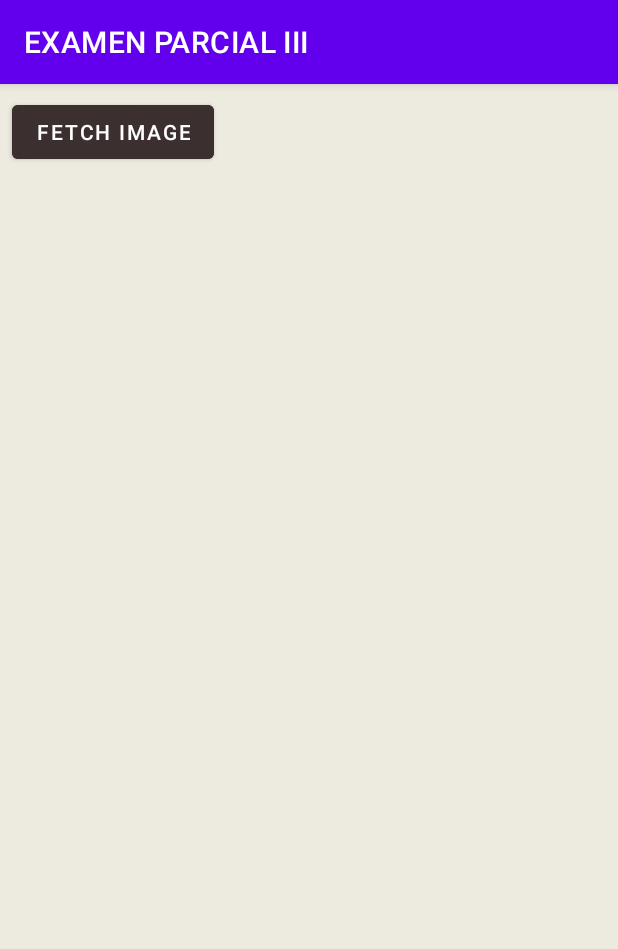
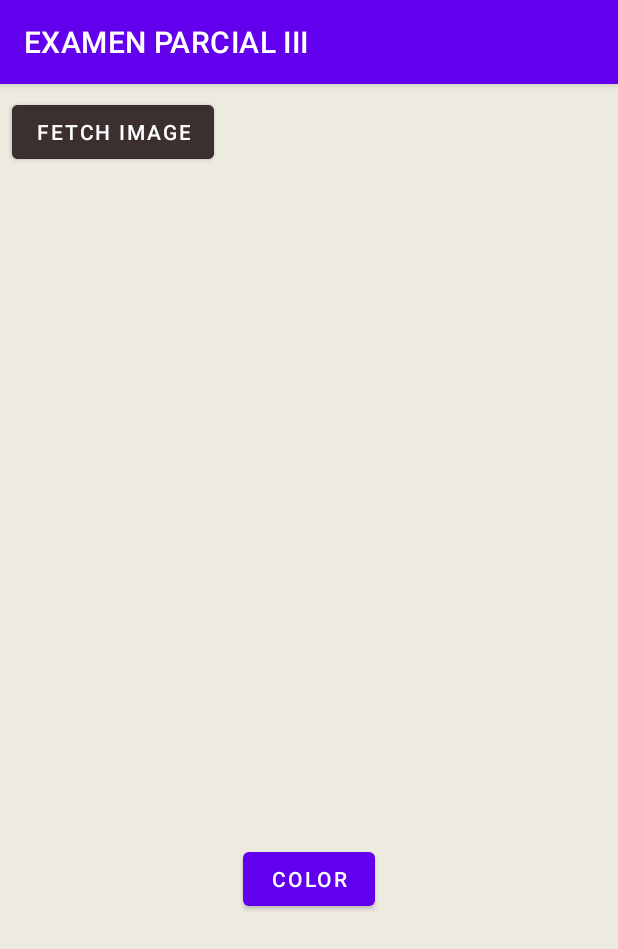
Before and after one commit to Asura675/EXAMEN_PARCIAL_III, an Android app: the screen it shows after launch (MainActivity), on a phone screen of 412 x 824 dp. Shown: the top 949 px of the screen. Run offline under Robolectric (Android 15) with nearby library versions, the light colour scheme and no system bars; our stand-ins replace Volley.

Commit message:
barra de progreso y boton de cambio de color

```diff
--- a/app/src/main/java/com/example/examenparcialiii/MainActivity.java
+++ b/app/src/main/java/com/example/examenparcialiii/MainActivity.java
@@ -1,6 +1,7 @@
 package com.example.examenparcialiii;
 
 import android.graphics.Bitmap;
+import android.os.AsyncTask;
 import android.os.Bundle;
 import android.text.method.ScrollingMovementMethod;
 import android.view.View;
@@ -8,49 +9,63 @@ import android.widget.Button;
 import android.widget.ImageView;
 import android.widget.ProgressBar;
 import android.widget.TextView;
+import android.widget.Toast;
 
 import androidx.appcompat.app.AppCompatActivity;
 
-import com.android.volley.Request;
 import com.android.volley.Response;
 import com.android.volley.VolleyError;
 import com.android.volley.toolbox.ImageRequest;
 
 public class MainActivity extends AppCompatActivity {
+    private TextView textView;
+    private ImageView imageView;
+    private ProgressBar progressBar;
+    private Button colorbutton;
+
+    private boolean isImageLoaded = false;
+
     @Override
     protected void onCreate(Bundle savedInstanceState) {
         super.onCreate(savedInstanceState);
         setContentView(R.layout.activity_main);
 
         // Hacer el contenido de TextView desplazable
-        TextView textView = findViewById(R.id.textView);
+        textView = findViewById(R.id.textView);
         textView.setMovementMethod(new ScrollingMovementMethod());
 
-        // URL para descargar la imagen
-        final String imageUrl = "https://images.pexels.com/photos/1085551/" +
-                "pexels-photo-1085551.jpeg?" +
-                "auto=compress&cs=tinysrgb&dpr=2&h=750&w=1260";
-
-        // Referencias a las vistas
-        final ImageView imageView = findViewById(R.id.imageView);
-        final ProgressBar progressBar = findViewById(R.id.progressBar);
+        imageView = findViewById(R.id.imageView);
+        progressBar = findViewById(R.id.progressBar);
 
         // Configurar OnClickListener para el botón
         Button button = findViewById(R.id.button);
         button.setOnClickListener(new View.OnClickListener() {
             @Override
             public void onClick(View view) {
+                // Verificar si ya hay una imagen cargada
+                if (isImageLoaded) {
+                    // Borrar la imagen si ya está cargada
+                    imageView.setImageBitmap(null);
+                    textView.setText("");
+                    progressBar.setVisibility(View.INVISIBLE);
+                    isImageLoaded = false;
+                } else {
+                    // Si no hay imagen cargada, realizar la descarga
+                    final String imageUrl = "https://assets.change.org/photos/0/py/pc/rVpYpCvUfXNsJbp-1600x900-noPad.jpg?1631739802";
+
+                    // Mostrar la barra de progreso al iniciar la descarga
                     progressBar.setVisibility(View.VISIBLE);
 
-                // Solicitud de imagen desde la URL
                     ImageRequest imageRequest = new ImageRequest(
                             imageUrl,
                             new Response.Listener<Bitmap>() {
                                 @Override
                                 public void onResponse(Bitmap bitmap) {
-                                textView.setText("Image downloaded successfully!");
+                                    textView.setText("Imagen Descargada");
                                     imageView.setImageBitmap(bitmap);
+                                    // Ocultar la barra de progreso cuando la descarga se completa
                                     progressBar.setVisibility(View.INVISIBLE);
+                                    isImageLoaded = true;
                                 }
                             },
                             0, // max width
@@ -61,6 +76,7 @@ public class MainActivity extends AppCompatActivity {
                                 @Override
                                 public void onErrorResponse(VolleyError error) {
                                     textView.setText(error.getMessage());
+                                    // Ocultar la barra de progreso en caso de error
                                     progressBar.setVisibility(View.INVISIBLE);
                                 }
                             }
@@ -70,6 +86,64 @@ public class MainActivity extends AppCompatActivity {
                     VolleySingleton.getInstance(getApplicationContext())
                             .addToRequestQueue(imageRequest);
                 }
+            }
         });
+        colorbutton= findViewById(R.id.colorbutton);
+        int[] colors = {getResources().getColor(android.R.color.holo_green_light),
+                getResources().getColor(android.R.color.holo_blue_light),
+                getResources().getColor(android.R.color.holo_red_light)};
+        colorbutton.setOnClickListener(new View.OnClickListener() {
+            int colorIndex = 0;
+
+            @Override
+            public void onClick(View v) {
+                // Cambiar el color del nuevo botón
+                colorbutton.setBackgroundColor(colors[colorIndex]);
+
+                // Incrementar el índice para el próximo color
+                colorIndex = (colorIndex + 1) % colors.length;
+
+                // Mostrar el mensaje de Toast
+                Toast.makeText(MainActivity.this, "Nuevo botón presionado", Toast.LENGTH_SHORT).show();
+            }
+        });
+
+    }
+
+    private class TareaAsincrona extends AsyncTask<Void, Integer, String> {
+        @Override
+        protected void onPreExecute() {
+            super.onPreExecute();
+            progressBar.setVisibility(View.VISIBLE);
+        }
+
+        @Override
+        protected String doInBackground(Void... voids) {
+            // Simular un proceso largo en doInBackground
+            for (int i = 0; i < 5; i++) {
+                try {
+                    Thread.sleep(5000);
+                    publishProgress((i + 1) * 20); // Notificar el progreso
+                } catch (InterruptedException e) {
+                    e.printStackTrace();
                 }
             }
+
+            return "Tarea asíncrona completa!";
+        }
+
+        @Override
+        protected void onProgressUpdate(Integer... values) {
+            super.onProgressUpdate(values);
+            progressBar.setProgress(values[0]);
+        }
+
+        @Override
+        protected void onPostExecute(String s) {
+            super.onPostExecute(s);
+            Toast.makeText(MainActivity.this, s, Toast.LENGTH_LONG).show();
+            progressBar.setProgress(0);
+            progressBar.setVisibility(View.INVISIBLE);
+        }
+    }
+}
--- a/app/src/main/res/layout/activity_main.xml
+++ b/app/src/main/res/layout/activity_main.xml
@@ -20,16 +20,28 @@
         app:layout_constraintStart_toStartOf="parent"
         app:layout_constraintTop_toTopOf="parent" />
 
+    <Button
+        android:id="@+id/colorbutton"
+        android:layout_width="wrap_content"
+        android:layout_height="wrap_content"
+        android:text="Color"
+        app:layout_constraintTop_toBottomOf="@+id/button"
+        app:layout_constraintStart_toStartOf="parent"
+        app:layout_constraintEnd_toEndOf="parent"
+        android:layout_marginTop="450dp"/>
+
+
     <ProgressBar
         android:id="@+id/progressBar"
-        style="?android:attr/progressBarStyle"
+        style="?android:attr/progressBarStyleHorizontal"
         android:layout_width="wrap_content"
         android:layout_height="wrap_content"
-        android:layout_marginStart="8dp"
+        android:layout_margin="20dp"
         android:visibility="invisible"
         app:layout_constraintBottom_toBottomOf="@+id/button"
         app:layout_constraintStart_toEndOf="@+id/button"
-        app:layout_constraintTop_toTopOf="@+id/button" />
+        app:layout_constraintTop_toTopOf="@+id/button"
+        tools:visibility="visible"/>
 
     <TextView
         android:id="@+id/textView"
```
Lines whose indentation alone changed are shown as unchanged.
